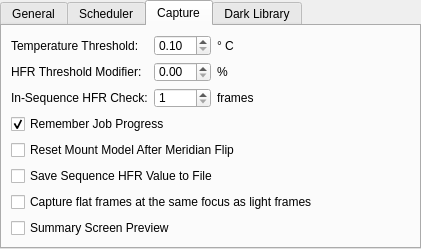
Qt form kstars/ekos/opsekos.ui (KDE/kstars) before a commit.
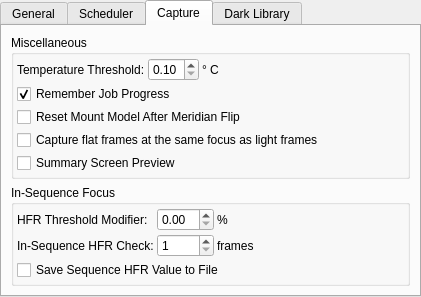
The same form after that commit. The open tabs and pages were chosen to show the change.

Commit message: Initial work for in-sequence median per-filter HFR thresholding

Patch:
```diff
--- a/kstars/ekos/opsekos.ui
+++ b/kstars/ekos/opsekos.ui
@@ -7,7 +7,7 @@
     <x>0</x>
     <y>0</y>
     <width>421</width>
-    <height>249</height>
+    <height>297</height>
    </rect>
   </property>
   <property name="windowTitle">
@@ -291,17 +291,31 @@
    <attribute name="title">
     <string>Capture</string>
    </attribute>
+   <layout class="QVBoxLayout" name="verticalLayout_7">
+    <item>
+     <widget class="QGroupBox" name="groupBox">
+      <property name="title">
+       <string>Miscellaneous</string>
+      </property>
    <layout class="QVBoxLayout" name="verticalLayout_3">
-    <item>
-     <layout class="QGridLayout" name="gridLayout_2">
-      <item row="0" column="4">
-       <widget class="QLabel" name="label_3">
-        <property name="text">
-         <string>° C</string>
-        </property>
-       </widget>
-      </item>
-      <item row="0" column="0" colspan="2">
+       <property name="spacing">
+        <number>3</number>
+       </property>
+       <property name="leftMargin">
+        <number>3</number>
+       </property>
+       <property name="topMargin">
+        <number>3</number>
+       </property>
+       <property name="rightMargin">
+        <number>3</number>
+       </property>
+       <property name="bottomMargin">
+        <number>3</number>
+       </property>
+       <item>
+        <layout class="QHBoxLayout" name="horizontalLayout_4">
+         <item>
        <widget class="QLabel" name="label">
         <property name="toolTip">
          <string>Maximum acceptable difference between requested and measured temperature set point. When the temperature threshold is below this value, the temperature set point request is deemed successful.</string>
@@ -311,7 +325,7 @@
         </property>
        </widget>
       </item>
-      <item row="0" column="2" colspan="2">
+         <item>
        <widget class="QDoubleSpinBox" name="kcfg_MaxTemperatureDiff">
         <property name="minimum">
          <double>0.100000000000000</double>
@@ -327,21 +341,129 @@
         </property>
        </widget>
       </item>
-      <item row="1" column="2" colspan="2">
+         <item>
+          <widget class="QLabel" name="label_3">
+           <property name="text">
+            <string>° C</string>
+           </property>
+          </widget>
+         </item>
+         <item>
+          <spacer name="horizontalSpacer_4">
+           <property name="orientation">
+            <enum>Qt::Horizontal</enum>
+           </property>
+           <property name="sizeHint" stdset="0">
+            <size>
+             <width>40</width>
+             <height>20</height>
+            </size>
+           </property>
+          </spacer>
+         </item>
+        </layout>
+       </item>
+       <item>
+        <widget class="QCheckBox" name="kcfg_RememberJobProgress">
+         <property name="toolTip">
+          <string>When loading a sequence file,  resume the sequence starting from the last captured image, if any.</string>
+         </property>
+         <property name="text">
+          <string>Remember Job Progress</string>
+         </property>
+         <property name="checked">
+          <bool>true</bool>
+         </property>
+        </widget>
+       </item>
+       <item>
+        <widget class="QCheckBox" name="kcfg_ResetMountModelAfterMeridian">
+         <property name="text">
+          <string>Reset Mount Model After Meridian Flip</string>
+         </property>
+        </widget>
+       </item>
+       <item>
+        <widget class="QCheckBox" name="kcfg_FlatSyncFocus">
+         <property name="toolTip">
+          <string>&lt;html&gt;&lt;head/&gt;&lt;body&gt;&lt;p&gt;If using a filter wheel and an absolute position focuser, then always remember the focus position of the autofocus process for light frames in each filter. Before a flat frame is captured, the focuser is moved to the same focus point as light frames.&lt;/p&gt;&lt;/body&gt;&lt;/html&gt;</string>
+         </property>
+         <property name="text">
+          <string>Capture flat frames at the same focus as light frames</string>
+         </property>
+        </widget>
+       </item>
+       <item>
+        <widget class="QCheckBox" name="kcfg_useSummaryPreview">
+         <property name="toolTip">
+          <string>Display received FITS in the Summary screen preview window.</string>
+         </property>
+         <property name="text">
+          <string>Summary Screen Preview</string>
+         </property>
+        </widget>
+       </item>
+      </layout>
+     </widget>
+    </item>
+    <item>
+     <widget class="QGroupBox" name="groupBox_2">
+      <property name="title">
+       <string>In-Sequence Focus</string>
+      </property>
+      <layout class="QVBoxLayout" name="verticalLayout_6">
+       <property name="spacing">
+        <number>3</number>
+       </property>
+       <property name="leftMargin">
+        <number>3</number>
+       </property>
+       <property name="topMargin">
+        <number>3</number>
+       </property>
+       <property name="rightMargin">
+        <number>3</number>
+       </property>
+       <property name="bottomMargin">
+        <number>3</number>
+       </property>
+       <item>
+        <layout class="QGridLayout" name="gridLayout_2">
+         <item row="1" column="4">
+          <widget class="QLabel" name="label_12">
+           <property name="text">
+            <string>frames</string>
+           </property>
+          </widget>
+         </item>
+         <item row="0" column="5">
+          <spacer name="horizontalSpacer">
+           <property name="orientation">
+            <enum>Qt::Horizontal</enum>
+           </property>
+           <property name="sizeHint" stdset="0">
+            <size>
+             <width>40</width>
+             <height>20</height>
+            </size>
+           </property>
+          </spacer>
+         </item>
+         <item row="0" column="2" colspan="2">
        <widget class="QDoubleSpinBox" name="kcfg_HFRThresholdPercentage">
         <property name="maximum">
          <double>50.000000000000000</double>
         </property>
        </widget>
       </item>
-      <item row="1" column="4">
+         <item row="0" column="4">
        <widget class="QLabel" name="label_9">
         <property name="text">
          <string>%</string>
         </property>
        </widget>
       </item>
-      <item row="1" column="0" colspan="2">
+         <item row="0" column="0" colspan="2">
        <widget class="QLabel" name="label_5">
         <property name="toolTip">
          <string>&lt;html&gt;&lt;head/&gt;&lt;body&gt;&lt;p&gt;Set HFR Threshold percentage gain. When an autofocus operation is completed, the autofocus HFR value is increased by this threshold percentage value and stored within the capture module. If In-Sequence-Focus is engaged, the autofocus module only performs autofocusing procedure if current HFR value exceeds the capture module HFR threshold. Increase value to permit more relaxed changes in HFR values without requiring a full autofocus run.&lt;/p&gt;&lt;/body&gt;&lt;/html&gt;</string>
@@ -351,7 +473,7 @@
         </property>
        </widget>
       </item>
-      <item row="2" column="0" colspan="2">
+         <item row="1" column="0" colspan="2">
        <widget class="QLabel" name="label_11">
         <property name="toolTip">
          <string>Run In-Sequence HFR check after this many frames.</string>
@@ -361,7 +483,7 @@
         </property>
        </widget>
       </item>
-      <item row="2" column="2" colspan="2">
+         <item row="1" column="2" colspan="2">
        <widget class="QSpinBox" name="kcfg_InSequenceCheckFrames">
         <property name="toolTip">
          <string>Run In-Sequence HFR check after this many frames.</string>
@@ -374,48 +496,8 @@
         </property>
        </widget>
       </item>
-      <item row="2" column="4">
-       <widget class="QLabel" name="label_12">
-        <property name="text">
-         <string>frames</string>
-        </property>
-       </widget>
-      </item>
-      <item row="1" column="5">
-       <spacer name="horizontalSpacer">
-        <property name="orientation">
-         <enum>Qt::Horizontal</enum>
-        </property>
-        <property name="sizeHint" stdset="0">
-         <size>
-          <width>40</width>
-          <height>20</height>
-         </size>
-        </property>
-       </spacer>
-      </item>
-     </layout>
-    </item>
-    <item>
-     <widget class="QCheckBox" name="kcfg_RememberJobProgress">
-      <property name="toolTip">
-       <string>When loading a sequence file,  resume the sequence starting from the last captured image, if any.</string>
-      </property>
-      <property name="text">
-       <string>Remember Job Progress</string>
-      </property>
-      <property name="checked">
-       <bool>true</bool>
-      </property>
-     </widget>
-    </item>
-    <item>
-     <widget class="QCheckBox" name="kcfg_ResetMountModelAfterMeridian">
-      <property name="text">
-       <string>Reset Mount Model After Meridian Flip</string>
-      </property>
-     </widget>
-    </item>
+        </layout>
+       </item>
     <item>
      <widget class="QCheckBox" name="kcfg_SaveHFRToFile">
       <property name="toolTip">
@@ -426,24 +508,7 @@
       </property>
      </widget>
     </item>
-    <item>
-     <widget class="QCheckBox" name="kcfg_FlatSyncFocus">
-      <property name="toolTip">
-       <string>&lt;html&gt;&lt;head/&gt;&lt;body&gt;&lt;p&gt;If using a filter wheel and an absolute position focuser, then always remember the focus position of the autofocus process for light frames in each filter. Before a flat frame is captured, the focuser is moved to the same focus point as light frames.&lt;/p&gt;&lt;/body&gt;&lt;/html&gt;</string>
-      </property>
-      <property name="text">
-       <string>Capture flat frames at the same focus as light frames</string>
-      </property>
-     </widget>
-    </item>
-    <item>
-     <widget class="QCheckBox" name="kcfg_useSummaryPreview">
-      <property name="toolTip">
-       <string>Display received FITS in the Summary screen preview window.</string>
-      </property>
-      <property name="text">
-       <string>Summary Screen Preview</string>
-      </property>
+      </layout>
      </widget>
     </item>
     <item>
```
Lines whose indentation alone changed are shown as unchanged. The commit also changes 2 other files.
